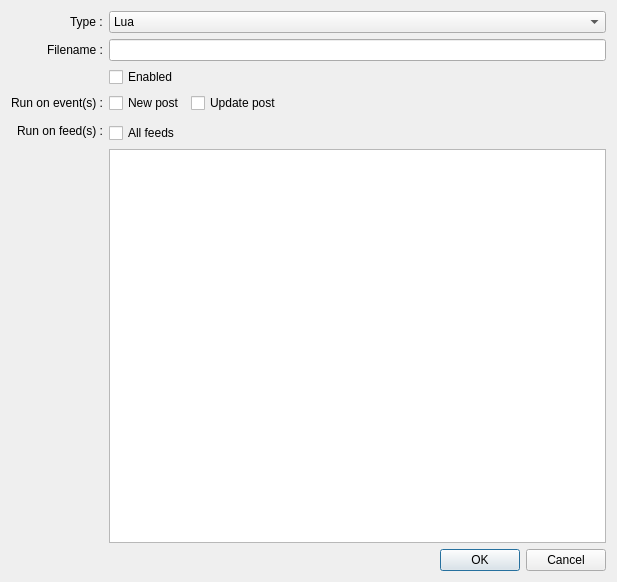
Above: client-desktop/src/dialogs/DialogEditScript.ui from zappatic/ZapFeedReader before the change. Below: the same form after it.
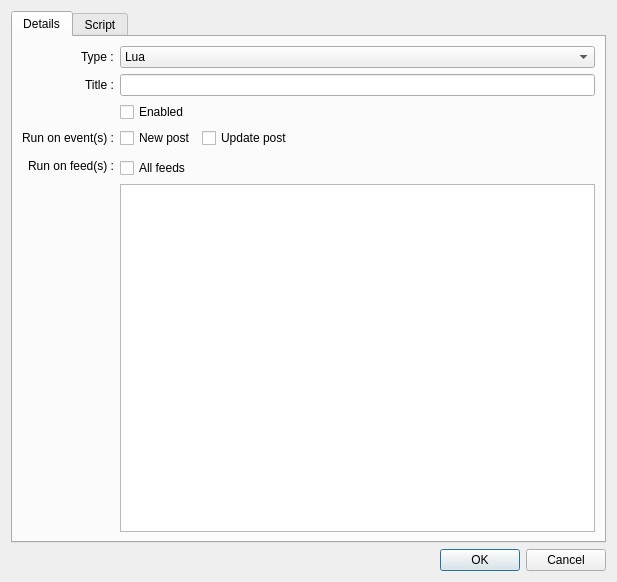
That is the form after the change. Custom widgets are drawn as their Qt base class.

Commit message: move scripts from disk to database

Diff of the .ui file:
```diff
--- a/client-desktop/src/dialogs/DialogEditScript.ui
+++ b/client-desktop/src/dialogs/DialogEditScript.ui
@@ -21,6 +21,16 @@
   </property>
   <layout class="QVBoxLayout" name="verticalLayout">
    <item>
+    <widget class="QTabWidget" name="tabWidget">
+     <property name="currentIndex">
+      <number>0</number>
+     </property>
+     <widget class="QWidget" name="tabDetails">
+      <attribute name="title">
+       <string>Details</string>
+      </attribute>
+      <layout class="QVBoxLayout" name="verticalLayout_2">
+       <item>
     <layout class="QFormLayout" name="formLayout">
      <property name="labelAlignment">
       <set>Qt::AlignRight|Qt::AlignTrailing|Qt::AlignVCenter</set>
@@ -41,16 +51,6 @@
        </item>
       </widget>
      </item>
-     <item row="1" column="0">
-      <widget class="QLabel" name="labelFilename">
-       <property name="text">
-        <string>Filename :</string>
-       </property>
-      </widget>
-     </item>
-     <item row="1" column="1">
-      <widget class="QLineEdit" name="lineEditFilename"/>
-     </item>
      <item row="2" column="1">
       <widget class="QCheckBox" name="checkBoxEnabled">
        <property name="text">
@@ -136,7 +136,35 @@
        </item>
       </layout>
      </item>
-    </layout>
+         <item row="1" column="0">
+          <widget class="QLabel" name="labelTitle">
+           <property name="text">
+            <string>Title :</string>
+           </property>
+          </widget>
+         </item>
+         <item row="1" column="1">
+          <widget class="QLineEdit" name="lineEditTitle"/>
+         </item>
+        </layout>
+       </item>
+      </layout>
+     </widget>
+     <widget class="QWidget" name="tabScriptContents">
+      <attribute name="title">
+       <string>Script</string>
+      </attribute>
+      <layout class="QVBoxLayout" name="verticalLayout_4">
+       <item>
+        <widget class="QTextEdit" name="textEditScript">
+         <property name="lineWrapMode">
+          <enum>QTextEdit::NoWrap</enum>
+         </property>
+        </widget>
+       </item>
+      </layout>
+     </widget>
+    </widget>
    </item>
    <item>
     <widget class="QDialogButtonBox" name="buttonBox">
```
Lines whose indentation alone changed are shown as unchanged. The commit also changes 30 other files.
